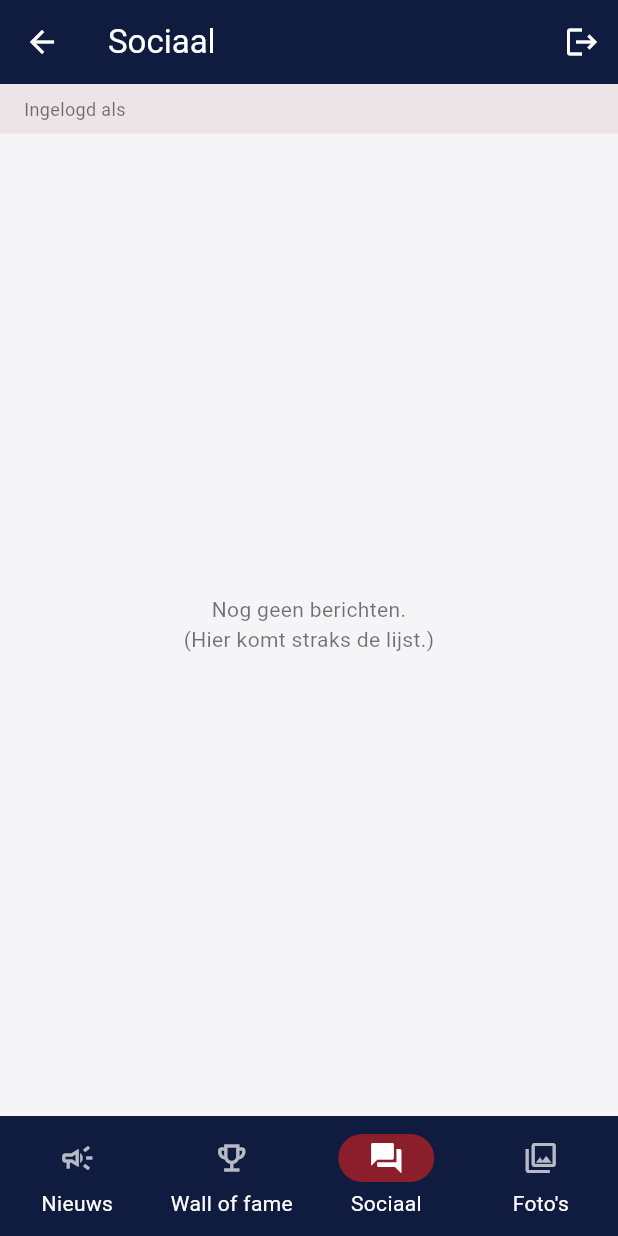
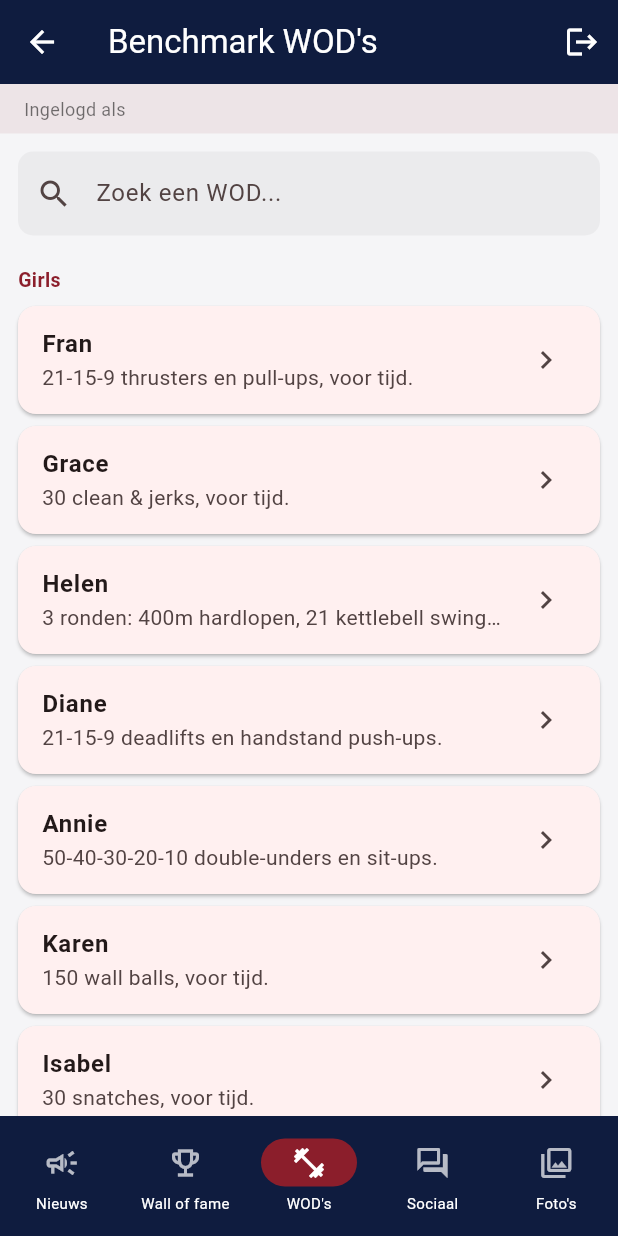
Before and after one commit to kellykeuninckx/box_community_app, a Flutter app: the HomeScreen screen opened directly, item 3 of the bottom bar chosen, on a phone screen of 412 x 824 dp. Run offline on Flutter 3.47's test engine with Material 3 defaults, Android fonts, the phone set to English and light mode, and no system bars; our stand-ins replace cloud_firestore, firebase_auth, firebase_core; accounts and stored records are empty.

Commit message:
wod tabblad toegevoegd

```diff
--- /dev/null
+++ b/lib/models/wod.dart
@@ -0,0 +1,43 @@
+enum WodScoreType { time, reps }
+
+class Wod {
+  final String name;
+  final String category;
+  final WodScoreType scoreType;
+  final String description;
+
+  const Wod({
+    required this.name,
+    required this.category,
+    required this.scoreType,
+    required this.description,
+  });
+}
+
+/// Curated lijst van de bekendste benchmark-WOD's — makkelijk uit te breiden
+/// door hier gewoon een regel aan toe te voegen.
+const List<Wod> benchmarkWods = [
+  // Girls
+  Wod(name: 'Fran', category: 'Girls', scoreType: WodScoreType.time, description: '21-15-9 thrusters en pull-ups, voor tijd.'),
+  Wod(name: 'Grace', category: 'Girls', scoreType: WodScoreType.time, description: '30 clean & jerks, voor tijd.'),
+  Wod(name: 'Helen', category: 'Girls', scoreType: WodScoreType.time, description: '3 ronden: 400m hardlopen, 21 kettlebell swings, 12 pull-ups.'),
+  Wod(name: 'Diane', category: 'Girls', scoreType: WodScoreType.time, description: '21-15-9 deadlifts en handstand push-ups.'),
+  Wod(name: 'Annie', category: 'Girls', scoreType: WodScoreType.time, description: '50-40-30-20-10 double-unders en sit-ups.'),
+  Wod(name: 'Karen', category: 'Girls', scoreType: WodScoreType.time, description: '150 wall balls, voor tijd.'),
+  Wod(name: 'Isabel', category: 'Girls', scoreType: WodScoreType.time, description: '30 snatches, voor tijd.'),
+  Wod(name: 'Nancy', category: 'Girls', scoreType: WodScoreType.time, description: '5 ronden: 400m hardlopen, 15 overhead squats.'),
+  Wod(name: 'Jackie', category: 'Girls', scoreType: WodScoreType.time, description: '1000m roeien, 50 thrusters, 30 pull-ups.'),
+  Wod(name: 'Cindy', category: 'Girls', scoreType: WodScoreType.reps, description: '20 minuten AMRAP: 5 pull-ups, 10 push-ups, 15 air squats.'),
+  Wod(name: 'Angie', category: 'Girls', scoreType: WodScoreType.time, description: '100 pull-ups, 100 push-ups, 100 sit-ups, 100 air squats.'),
+  Wod(name: 'Elizabeth', category: 'Girls', scoreType: WodScoreType.time, description: '21-15-9 clean en ring dips.'),
+
+  // Hero WODs
+  Wod(name: 'Murph', category: 'Hero WODs', scoreType: WodScoreType.time, description: '1 mile hardlopen, 100 pull-ups, 200 push-ups, 300 squats, 1 mile hardlopen.'),
+  Wod(name: 'DT', category: 'Hero WODs', scoreType: WodScoreType.time, description: '5 ronden: deadlifts, hang power cleans, push jerks.'),
+  Wod(name: 'JT', category: 'Hero WODs', scoreType: WodScoreType.time, description: '21-15-9 handstand push-ups, ring dips, push-ups.'),
+  Wod(name: 'Chad', category: 'Hero WODs', scoreType: WodScoreType.time, description: '1000 step-ups met een 45lb plate.'),
+  Wod(name: 'Randy', category: 'Hero WODs', scoreType: WodScoreType.time, description: '75 power snatches, voor tijd.'),
+  Wod(name: 'Michael', category: 'Hero WODs', scoreType: WodScoreType.time, description: '3 ronden: 800m hardlopen, 50 back extensions, 50 sit-ups.'),
+  Wod(name: 'Josh', category: 'Hero WODs', scoreType: WodScoreType.time, description: '21-15-9-15-21 overhead squats en pull-ups.'),
+  Wod(name: 'Kalsu', category: 'Hero WODs', scoreType: WodScoreType.time, description: '100 thrusters, elke minuut 5 burpees.'),
+];
--- a/lib/screens/home_screen.dart
+++ b/lib/screens/home_screen.dart
@@ -6,6 +6,7 @@ import 'news_feed_screen.dart';
 import 'wall_of_fame_screen.dart';
 import 'social_feed_screen.dart';
 import 'photos_screen.dart';
+import 'wod_list_screen.dart';
 
 class HomeScreen extends StatefulWidget {
   const HomeScreen({super.key});
@@ -17,11 +18,12 @@ class HomeScreen extends StatefulWidget {
 class _HomeScreenState extends State<HomeScreen> {
   int _selectedIndex = 0;
 
-  static const _titles = ['Nieuws', 'Wall of fame', 'Sociaal', 'Foto\'s'];
+  static const _titles = ['Nieuws', 'Wall of fame', 'Benchmark WOD\'s', 'Sociaal', 'Foto\'s'];
 
   static const _screens = [
     NewsFeedScreen(),
     WallOfFameScreen(),
+    WodListScreen(),
     SocialFeedScreen(),
     PhotosScreen(),
   ];
@@ -66,8 +68,9 @@ class _HomeScreenState extends State<HomeScreen> {
         onDestinationSelected: (index) => setState(() => _selectedIndex = index),
         backgroundColor: const Color(0xFF0F1C3F),
         indicatorColor: const Color(0xFF8B1E2B),
+        labelBehavior: NavigationDestinationLabelBehavior.alwaysShow,
         labelTextStyle: WidgetStateProperty.all(
-          const TextStyle(color: Colors.white),
+          const TextStyle(color: Colors.white, fontSize: 10),
         ),
         destinations: const [
           NavigationDestination(
@@ -79,6 +82,11 @@ class _HomeScreenState extends State<HomeScreen> {
             icon: Icon(Icons.emoji_events_outlined, color: Colors.white70),
             selectedIcon: Icon(Icons.emoji_events, color: Colors.white),
             label: 'Wall of fame',
+          ),
+          NavigationDestination(
+            icon: Icon(Icons.fitness_center_outlined, color: Colors.white70),
+            selectedIcon: Icon(Icons.fitness_center, color: Colors.white),
+            label: 'WOD\'s',
           ),
           NavigationDestination(
             icon: Icon(Icons.forum_outlined, color: Colors.white70),
--- /dev/null
+++ b/lib/screens/wod_list_screen.dart
@@ -0,0 +1,93 @@
+import 'package:flutter/material.dart';
+import '../models/wod.dart';
+import 'wod_detail_screen.dart';
+
+class WodListScreen extends StatefulWidget {
+  const WodListScreen({super.key});
+
+  @override
+  State<WodListScreen> createState() => _WodListScreenState();
+}
+
+class _WodListScreenState extends State<WodListScreen> {
+  String _query = '';
+
+  @override
+  Widget build(BuildContext context) {
+    final filtered = benchmarkWods
+        .where((w) => w.name.toLowerCase().contains(_query.toLowerCase()))
+        .toList();
+
+    final girls = filtered.where((w) => w.category == 'Girls').toList();
+    final heroes = filtered.where((w) => w.category == 'Hero WODs').toList();
+
+    return Scaffold(
+      backgroundColor: Colors.transparent,
+      body: Column(
+        children: [
+          Padding(
+            padding: const EdgeInsets.all(12),
+            child: TextField(
+              decoration: InputDecoration(
+                hintText: 'Zoek een WOD...',
+                prefixIcon: const Icon(Icons.search),
+                filled: true,
+                fillColor: Colors.black.withOpacity(0.04),
+                border: OutlineInputBorder(
+                  borderRadius: BorderRadius.circular(10),
+                  borderSide: BorderSide.none,
+                ),
+              ),
+              onChanged: (value) => setState(() => _query = value),
+            ),
+          ),
+          Expanded(
+            child: ListView(
+              padding: const EdgeInsets.symmetric(horizontal: 12),
+              children: [
+                if (girls.isNotEmpty) ..._section('Girls', girls, context),
+                if (heroes.isNotEmpty) ..._section('Hero WODs', heroes, context),
+                if (filtered.isEmpty)
+                  const Padding(
+                    padding: EdgeInsets.only(top: 40),
+                    child: Center(child: Text('Geen WOD gevonden.')),
+                  ),
+              ],
+            ),
+          ),
+        ],
+      ),
+    );
+  }
+
+  List<Widget> _section(String title, List<Wod> wods, BuildContext context) {
+    return [
+      Padding(
+        padding: const EdgeInsets.symmetric(vertical: 8),
+        child: Text(
+          title,
+          style: const TextStyle(
+            fontSize: 13,
+            fontWeight: FontWeight.w600,
+            color: Color(0xFF8B1E2B),
+          ),
+        ),
+      ),
+      ...wods.map((wod) => Card(
+            margin: const EdgeInsets.only(bottom: 8),
+            child: ListTile(
+              title: Text(wod.name, style: const TextStyle(fontWeight: FontWeight.w600)),
+              subtitle: Text(
+                wod.description,
+                maxLines: 1,
+                overflow: TextOverflow.ellipsis,
+              ),
+              trailing: const Icon(Icons.chevron_right),
+              onTap: () => Navigator.of(context).push(
+                MaterialPageRoute(builder: (_) => WodDetailScreen(wod: wod)),
+              ),
+            ),
+          )),
+    ];
+  }
+}
```
Also changed, not shown: lib/models/wod_score.dart (added, +49 -0 lines), lib/screens/wod_detail_screen.dart (added, +289 -0 lines), lib/services/wod_service.dart (added, +59 -0 lines).
